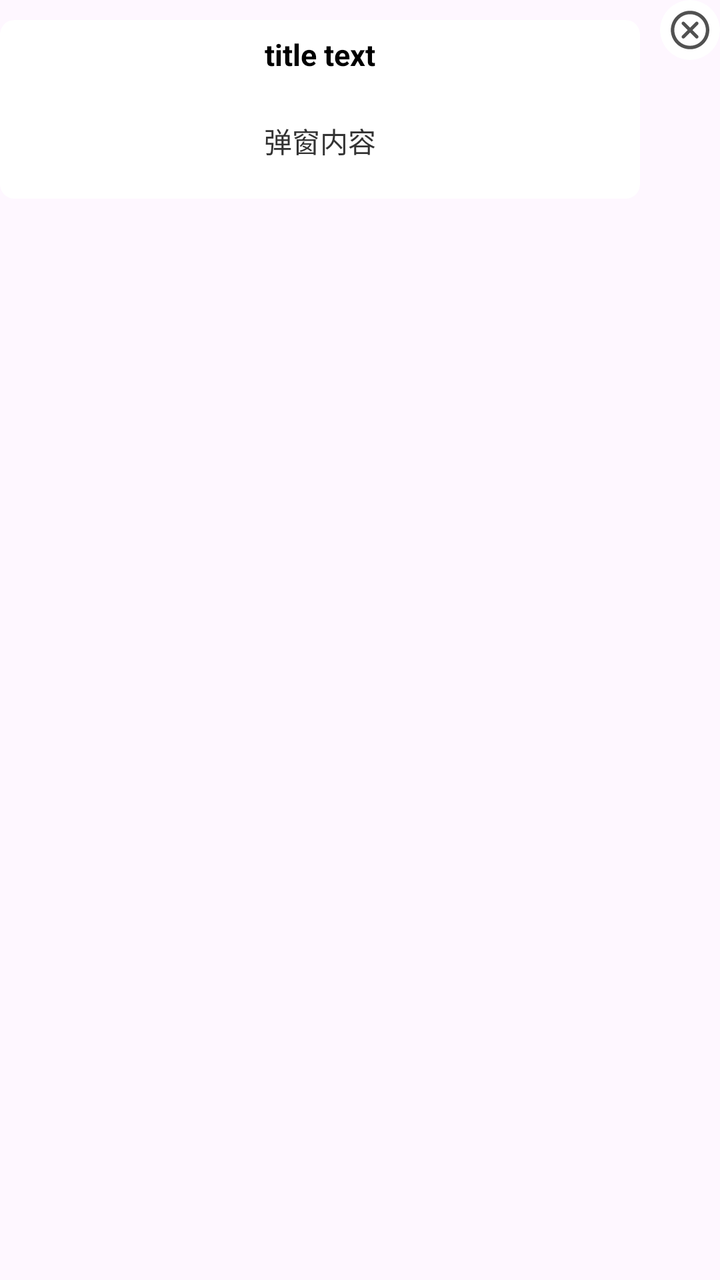
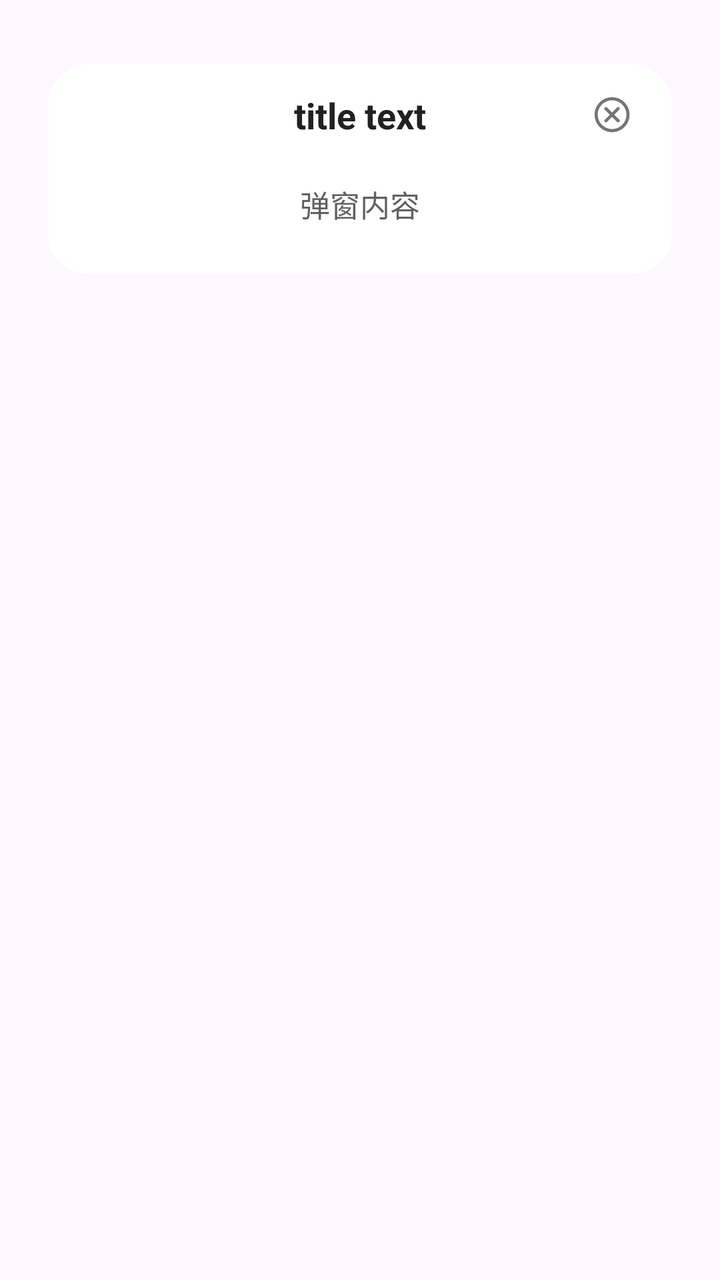

Before-and-after screenshots of an Android layout around one commit, followed by the original layout XML and the change that was made.
<!-- AndroidManifest.xml: application theme Theme.FirstBox -->
<!-- res/layout/text_popup_first_alert.xml -->
<?xml version="1.0" encoding="utf-8"?>
<RelativeLayout xmlns:android="http://schemas.android.com/apk/res/android"
    xmlns:app="http://schemas.android.com/apk/res-auto"
    android:layout_width="330dp"
    android:layout_height="wrap_content">

    <androidx.cardview.widget.CardView
        android:layout_width="wrap_content"
        android:layout_height="wrap_content"
        android:layout_marginTop="10dp"
        app:cardCornerRadius="7dp"
        app:cardElevation="0dp">

        <LinearLayout
            android:layout_width="320dp"
            android:layout_height="wrap_content"
            android:gravity="center_horizontal"
            android:orientation="vertical"
            android:paddingTop="7dp">

            <TextView
                android:id="@+id/text_popup_first_alert_titleTv"
                android:layout_width="wrap_content"
                android:layout_height="wrap_content"
                android:layout_centerInParent="true"
                android:text="title text"
                android:textColor="#000"
                android:textSize="15sp"
                android:textStyle="bold"
                android:layout_marginBottom="7dp"/>

            <TextView
                android:id="@+id/text_popup_first_alert_contentTv"
                android:layout_width="match_parent"
                android:layout_height="wrap_content"
                android:gravity="center"
                android:minHeight="55dp"
                android:paddingTop="7dp"
                android:paddingBottom="10dp"
                android:text="弹窗内容"
                android:textColor="#333"
                android:textSize="14sp" />
        </LinearLayout>
    </androidx.cardview.widget.CardView>

    <androidx.cardview.widget.CardView
        android:id="@+id/text_popup_first_alert_cancelCard"
        android:layout_width="30dp"
        android:layout_height="30dp"
        app:cardCornerRadius="100dp"
        app:cardElevation="0dp"
        android:layout_alignParentRight="true"
        android:backgroundTint="#ffffff">
        <ImageView
            android:layout_width="22dp"
            android:layout_height="22dp"
            android:layout_gravity="center"
            android:src="@drawable/cancel_circle"
            app:tint="#515151"/>
    </androidx.cardview.widget.CardView>
</RelativeLayout>
<!-- resources referenced by this layout -->
<resources>
  <!-- drawable cancel_circle (drawable) -->
  <vector xmlns:android="http://schemas.android.com/apk/res/android"
      android:width="128dp"
      android:height="128dp"
      android:viewportWidth="1024"
      android:viewportHeight="1024">
    <path
        android:pathData="M926.3,337.9c-22.6,-53.3 -54.8,-101.2 -96,-142.3 -41.1,-41.1 -89,-73.4 -142.3,-96 -55.2,-23.4 -113.9,-35.2 -174.3,-35.2S394.6,76.2 339.3,99.6c-53.3,22.6 -101.2,54.8 -142.3,96 -41.1,41.1 -73.4,89 -96,142.3 -23.4,55.2 -35.2,113.9 -35.2,174.3 0,60.4 11.8,119.1 35.2,174.3 22.6,53.3 54.8,101.2 96,142.3 41.1,41.1 89,73.4 142.3,96 55.2,23.4 113.9,35.2 174.3,35.2s119.1,-11.8 174.3,-35.2c53.3,-22.6 101.2,-54.8 142.3,-96 41.1,-41.1 73.4,-89 96,-142.3 23.4,-55.2 35.2,-113.9 35.2,-174.3 0.1,-60.4 -11.8,-119.1 -35.1,-174.3zM513.7,879.1c-202.3,0 -366.9,-164.6 -366.9,-366.9s164.6,-366.9 366.9,-366.9c202.3,0 366.9,164.6 366.9,366.9S716,879.1 513.7,879.1z"
        android:fillColor="#707070"/>
    <path
        android:pathData="M697.9,329.1c-15.6,-15.6 -41,-15.6 -56.6,0L513,457.4 384.7,329.1c-15.6,-15.6 -41,-15.6 -56.6,0 -15.6,15.6 -15.6,41 0,56.6L456.4,514 328.1,642.3c-15.6,15.6 -15.6,41 0,56.6 15.6,15.6 41,15.6 56.6,0L513,570.6l128.3,128.3c15.6,15.6 41,15.6 56.6,0 15.6,-15.6 15.6,-41 0,-56.6L569.6,514l128.3,-128.3c15.6,-15.6 15.6,-41.1 0,-56.6z"
        android:fillColor="#707070"/>
  </vector>
  <style name="Theme.FirstBox" parent="Base.Theme.FirstBox" />
  <style name="Base.Theme.FirstBox" parent="Theme.Material3.DayNight.NoActionBar">
          
          
      </style>
</resources>

<!-- the commit's change to res/layout/text_popup_first_alert.xml (unified diff, before → after) -->
@@ -1,61 +1,76 @@
 <?xml version="1.0" encoding="utf-8"?>
-<RelativeLayout xmlns:android="http://schemas.android.com/apk/res/android"
+<FrameLayout xmlns:android="http://schemas.android.com/apk/res/android"
     xmlns:app="http://schemas.android.com/apk/res-auto"
-    android:layout_width="330dp"
-    android:layout_height="wrap_content">
+    android:layout_width="match_parent"
+    android:layout_height="wrap_content"
+    android:background="#00000000"
+    android:padding="24dp">
 
     <androidx.cardview.widget.CardView
-        android:layout_width="wrap_content"
+        android:layout_width="match_parent"
         android:layout_height="wrap_content"
-        android:layout_marginTop="10dp"
-        app:cardCornerRadius="7dp"
+        android:layout_marginTop="8dp"
+        app:cardBackgroundColor="@android:color/white"
+        app:cardCornerRadius="20dp"
         app:cardElevation="0dp">
 
         <LinearLayout
-            android:layout_width="320dp"
+            android:layout_width="match_parent"
             android:layout_height="wrap_content"
-            android:gravity="center_horizontal"
-            android:orientation="vertical"
-            android:paddingTop="7dp">
+            android:orientation="vertical">
 
-            <TextView
-                android:id="@+id/text_popup_first_alert_titleTv"
-                android:layout_width="wrap_content"
+            
+            <RelativeLayout
+                android:layout_width="match_parent"
                 android:layout_height="wrap_content"
-                android:layout_centerInParent="true"
-                android:text="title text"
-                android:textColor="#000"
-                android:textSize="15sp"
-                android:textStyle="bold"
-                android:layout_marginBottom="7dp"/>
+                android:paddingStart="24dp"
+                android:paddingTop="15dp"
+                android:paddingEnd="16dp"
+                android:paddingBottom="8dp">
 
+                <TextView
+                    android:id="@+id/text_popup_first_alert_titleTv"
+                    android:layout_width="wrap_content"
+                    android:layout_height="wrap_content"
+                    android:layout_centerInParent="true"
+                    android:text="title text"
+                    android:textColor="#212121"
+                    android:textSize="18sp"
+                    android:textStyle="bold" />
+
+                <androidx.cardview.widget.CardView
+                    android:id="@+id/text_popup_first_alert_cancelCard"
+                    android:layout_width="28dp"
+                    android:layout_height="28dp"
+                    android:layout_alignParentEnd="true"
+                    android:layout_centerVertical="true"
+                    app:cardBackgroundColor="#fff"
+                    app:cardCornerRadius="14dp"
+                    app:cardElevation="0dp">
+
+                    <ImageView
+                        android:layout_width="20dp"
+                        android:layout_height="20dp"
+                        android:layout_gravity="center"
+                        android:src="@drawable/cancel_circle"
+                        app:tint="#757575" />
+                </androidx.cardview.widget.CardView>
+            </RelativeLayout>
+
+            
             <TextView
                 android:id="@+id/text_popup_first_alert_contentTv"
                 android:layout_width="match_parent"
                 android:layout_height="wrap_content"
                 android:gravity="center"
-                android:minHeight="55dp"
-                android:paddingTop="7dp"
-                android:paddingBottom="10dp"
+                android:lineSpacingMultiplier="1.3"
+                android:paddingStart="24dp"
+                android:paddingTop="8dp"
+                android:paddingEnd="24dp"
+                android:paddingBottom="24dp"
                 android:text="弹窗内容"
-                android:textColor="#333"
-                android:textSize="14sp" />
+                android:textColor="#616161"
+                android:textSize="15sp" />
         </LinearLayout>
     </androidx.cardview.widget.CardView>
-
-    <androidx.cardview.widget.CardView
-        android:id="@+id/text_popup_first_alert_cancelCard"
-        android:layout_width="30dp"
-        android:layout_height="30dp"
-        app:cardCornerRadius="100dp"
-        app:cardElevation="0dp"
-        android:layout_alignParentRight="true"
-        android:backgroundTint="#ffffff">
-        <ImageView
-            android:layout_width="22dp"
-            android:layout_height="22dp"
-            android:layout_gravity="center"
-            android:src="@drawable/cancel_circle"
-            app:tint="#515151"/>
-    </androidx.cardview.widget.CardView>
-</RelativeLayout>
+</FrameLayout>
